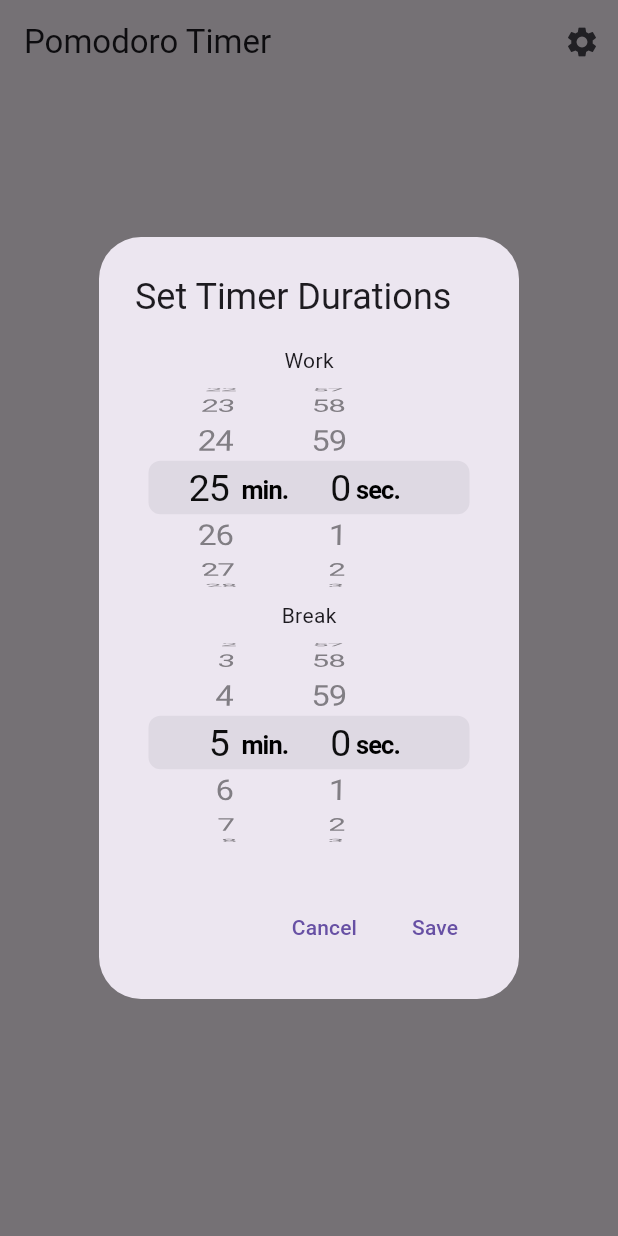
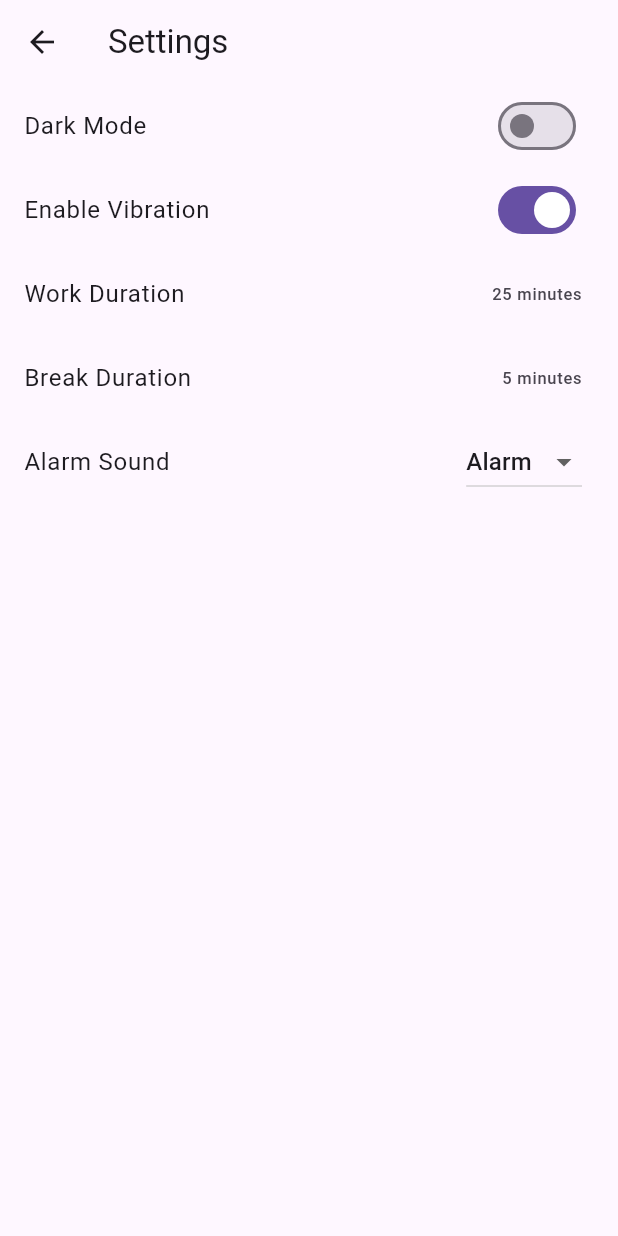
Before and after one commit to rishithareddychalla/pomodoro, a Flutter app: the screen it shows after launch, after a tap on "Start", after a tap on "Reset", after a tap on the "settings" icon, on a phone screen of 412 x 824 dp. Run offline on Flutter 3.47's test engine with Material 3 defaults, Android fonts, the phone set to English and light mode, and no system bars; our stand-ins replace audioplayers, shared_preferences, vibration.

Commit message:
feat: Create settings page
This change adds a new settings page to the application.

The settings page allows the user to:
- Toggle between light and dark theme.
- Enable or disable vibration.
- Set custom work and break durations.
- Select a custom alarm sound.

The settings are persisted using shared_preferences.

```diff
--- a/lib/main.dart
+++ b/lib/main.dart
@@ -1,9 +1,18 @@
+import 'package:flutter/cupertino.dart';
 import 'package:flutter/material.dart';
 import 'dart:async';
 import 'package:audioplayers/audioplayers.dart';
+import 'package:provider/provider.dart';
 import 'package:vibration/vibration.dart';
+import 'settings_page.dart';
+import 'settings_provider.dart';
 
-void main() => runApp(const MyApp());
+void main() => runApp(
+      ChangeNotifierProvider(
+        create: (context) => SettingsProvider(),
+        child: const MyApp(),
+      ),
+    );
 
 class MyApp extends StatelessWidget {
   const MyApp({super.key});
@@ -11,7 +20,7 @@ class MyApp extends StatelessWidget {
   @override
   Widget build(BuildContext context) {
     return MaterialApp(
-      theme: ThemeData(primarySwatch: Colors.blue, useMaterial3: true),
+      theme: Provider.of<SettingsProvider>(context).themeData,
       home: const PomodoroScreen(),
     );
   }
@@ -25,14 +34,18 @@ class PomodoroScreen extends StatefulWidget {
 }
 
 class _PomodoroScreenState extends State<PomodoroScreen> {
-  int _workSeconds = 1500;
-  int _breakSeconds = 300;
-  int _seconds = 1500; // 25 minutes in seconds
+  int _seconds = 1500;
   bool _isRunning = false;
-  bool _isWorkMode = true; // Work (25 min) or Break (5 min)
+  bool _isWorkMode = true;
   bool _isAlarmPlaying = false;
   Timer? _timer;
   final _player = AudioPlayer();
+
+  @override
+  void didChangeDependencies() {
+    super.didChangeDependencies();
+    _seconds = Provider.of<SettingsProvider>(context, listen: false).workSeconds;
+  }
 
   @override
   void dispose() {
@@ -40,71 +53,8 @@ class _PomodoroScreenState extends State<PomodoroScreen> {
     super.dispose();
   }
 
-  void _showSettingsDialog() {
-    Duration workDuration = Duration(seconds: _workSeconds);
-    Duration breakDuration = Duration(seconds: _breakSeconds);
-
-    showDialog(
-      context: context,
-      builder: (context) {
-        return AlertDialog(
-          title: const Text('Set Timer Durations'),
-          content: StatefulBuilder(
-            builder: (BuildContext context, StateSetter setState) {
-              return Column(
-                mainAxisSize: MainAxisSize.min,
-                children: [
-                  const Text('Work'),
-                  SizedBox(
-                    height: 150,
-                    child: CupertinoTimerPicker(
-                      mode: CupertinoTimerPickerMode.ms,
-                      initialTimerDuration: workDuration,
-                      onTimerDurationChanged: (newDuration) {
-                        setState(() => workDuration = newDuration);
-                      },
-                    ),
-                  ),
-                  const Text('Break'),
-                  SizedBox(
-                    height: 150,
-                    child: CupertinoTimerPicker(
-                      mode: CupertinoTimerPickerMode.ms,
-                      initialTimerDuration: breakDuration,
-                      onTimerDurationChanged: (newDuration) {
-                        setState(() => breakDuration = newDuration);
-                      },
-                    ),
-                  ),
-                ],
-              );
-            },
-          ),
-          actions: [
-            TextButton(
-              onPressed: () => Navigator.pop(context),
-              child: const Text('Cancel'),
-            ),
-            TextButton(
-              onPressed: () {
-                setState(() {
-                  _workSeconds = workDuration.inSeconds;
-                  _breakSeconds = breakDuration.inSeconds;
-                  if (!_isRunning) {
-                    _seconds = _isWorkMode ? _workSeconds : _breakSeconds;
-                  }
-                });
-                Navigator.pop(context);
-              },
-              child: const Text('Save'),
-            ),
-          ],
-        );
-      },
-    );
-  }
-
   void _startPauseTimer() {
+    final settings = Provider.of<SettingsProvider>(context, listen: false);
     if (_isRunning) {
       _timer?.cancel();
     } else {
@@ -117,9 +67,12 @@ class _PomodoroScreenState extends State<PomodoroScreen> {
             _isRunning = false;
             _isAlarmPlaying = true;
           });
-          // The audioplayers package expects the path to be relative to the assets directory.
-          _player.play(AssetSource('alarm.wav'));
-          Vibration.vibrate();
+          if (settings.alarmSound != 'none') {
+            _player.play(AssetSource(settings.alarmSound));
+          }
+          if (settings.isVibrationEnabled) {
+            Vibration.vibrate();
+          }
         }
       });
     }
@@ -127,19 +80,21 @@ class _PomodoroScreenState extends State<PomodoroScreen> {
   }
 
   void _resetTimer() {
+    final settings = Provider.of<SettingsProvider>(context, listen: false);
     _timer?.cancel();
     setState(() {
       _isRunning = false;
-      _seconds = _isWorkMode ? _workSeconds : _breakSeconds;
+      _seconds = _isWorkMode ? settings.workSeconds : settings.breakSeconds;
     });
   }
 
   void _pauseAlarmAndStartNextTimer() {
+    final settings = Provider.of<SettingsProvider>(context, listen: false);
     _player.stop();
     setState(() {
       _isAlarmPlaying = false;
       _isWorkMode = !_isWorkMode;
-      _seconds = _isWorkMode ? _workSeconds : _breakSeconds;
+      _seconds = _isWorkMode ? settings.workSeconds : settings.breakSeconds;
     });
     _startPauseTimer();
   }
@@ -152,13 +107,19 @@ class _PomodoroScreenState extends State<PomodoroScreen> {
 
   @override
   Widget build(BuildContext context) {
+    final settings = Provider.of<SettingsProvider>(context);
     return Scaffold(
       appBar: AppBar(
         title: const Text('Pomodoro Timer'),
         actions: [
           IconButton(
             icon: const Icon(Icons.settings),
-            onPressed: _showSettingsDialog,
+            onPressed: () {
+              Navigator.push(
+                context,
+                MaterialPageRoute(builder: (context) => const SettingsPage()),
+              );
+            },
           ),
         ],
       ),
@@ -166,7 +127,6 @@ class _PomodoroScreenState extends State<PomodoroScreen> {
         child: Column(
           mainAxisAlignment: MainAxisAlignment.center,
           children: [
-            // Timer Display
             Stack(
               alignment: Alignment.center,
               children: [
@@ -175,7 +135,9 @@ class _PomodoroScreenState extends State<PomodoroScreen> {
                   height: 200,
                   child: CircularProgressIndicator(
                     value: _seconds /
-                        (_isWorkMode ? _workSeconds : _breakSeconds),
+                        (_isWorkMode
+                            ? settings.workSeconds
+                            : settings.breakSeconds),
                     strokeWidth: 10,
                     backgroundColor: Colors.grey[300],
                     valueColor: AlwaysStoppedAnimation<Color>(
@@ -198,7 +160,6 @@ class _PomodoroScreenState extends State<PomodoroScreen> {
               style: const TextStyle(fontSize: 24),
             ),
             const SizedBox(height: 20),
-            // Buttons
             if (_isAlarmPlaying)
               ElevatedButton(
                 onPressed: _pauseAlarmAndStartNextTimer,
@@ -228,7 +189,9 @@ class _PomodoroScreenState extends State<PomodoroScreen> {
                       setState(() {
                         _isRunning = false;
                         _isWorkMode = !_isWorkMode;
-                        _seconds = _isWorkMode ? _workSeconds : _breakSeconds;
+                        _seconds = _isWorkMode
+                            ? settings.workSeconds
+                            : settings.breakSeconds;
                       });
                     },
                     child: Text('Switch to ${_isWorkMode ? 'Break' : 'Work'}'),
--- /dev/null
+++ b/lib/settings_page.dart
@@ -0,0 +1,134 @@
+import 'package:flutter/cupertino.dart';
+import 'package:flutter/material.dart';
+import 'package:provider/provider.dart';
+import 'settings_provider.dart';
+
+class SettingsPage extends StatelessWidget {
+  const SettingsPage({super.key});
+
+  @override
+  Widget build(BuildContext context) {
+    final settings = Provider.of<SettingsProvider>(context);
+
+    return Scaffold(
+      appBar: AppBar(
+        title: const Text('Settings'),
+      ),
+      body: ListView(
+        children: [
+          SwitchListTile(
+            title: const Text('Dark Mode'),
+            value: settings.themeData.brightness == Brightness.dark,
+            onChanged: (value) {
+              settings.setTheme(value ? ThemeData.dark() : ThemeData.light());
+            },
+          ),
+          SwitchListTile(
+            title: const Text('Enable Vibration'),
+            value: settings.isVibrationEnabled,
+            onChanged: (value) {
+              settings.setVibration(value);
+            },
+          ),
+          ListTile(
+            title: const Text('Work Duration'),
+            trailing: Text('${settings.workSeconds ~/ 60} minutes'),
+            onTap: () {
+              Duration newDuration = Duration(seconds: settings.workSeconds);
+              showCupertinoModalPopup<void>(
+                context: context,
+                builder: (context) => Container(
+                  height: 300,
+                  color: Colors.white,
+                  child: Column(
+                    children: [
+                      Expanded(
+                        child: CupertinoTimerPicker(
+                          mode: CupertinoTimerPickerMode.ms,
+                          initialTimerDuration: newDuration,
+                          onTimerDurationChanged: (duration) {
+                            newDuration = duration;
+                          },
+                        ),
+                      ),
+                      CupertinoButton(
+                        child: const Text('Save'),
+                        onPressed: () {
+                          settings.setWorkSeconds(newDuration.inSeconds);
+                          Navigator.pop(context);
+                        },
+                      )
+                    ],
+                  ),
+                ),
+              );
+            },
+          ),
+          ListTile(
+            title: const Text('Break Duration'),
+            trailing: Text('${settings.breakSeconds ~/ 60} minutes'),
+            onTap: () {
+              Duration newDuration = Duration(seconds: settings.breakSeconds);
+              showCupertinoModalPopup<void>(
+                context: context,
+                builder: (context) => Container(
+                  height: 300,
+                  color: Colors.white,
+                  child: Column(
+                    children: [
+                      Expanded(
+                        child: CupertinoTimerPicker(
+                          mode: CupertinoTimerPickerMode.ms,
+                          initialTimerDuration: newDuration,
+                          onTimerDurationChanged: (duration) {
+                            newDuration = duration;
+                          },
+                        ),
+                      ),
+                      CupertinoButton(
+                        child: const Text('Save'),
+                        onPressed: () {
+                          settings.setBreakSeconds(newDuration.inSeconds);
+                          Navigator.pop(context);
+                        },
+                      )
+                    ],
+                  ),
+                ),
+              );
+            },
+          ),
+          ListTile(
+            title: const Text('Alarm Sound'),
+            trailing: DropdownButton<String>(
+              value: settings.alarmSound,
+              items: const [
+                DropdownMenuItem(
+                  value: 'none',
+                  child: Text('None'),
+                ),
+                DropdownMenuItem(
+                  value: 'alarm.wav',
+                  child: Text('Alarm'),
+                ),
+                DropdownMenuItem(
+                  value: 'digital.wav',
+                  child: Text('Digital'),
+                ),
+                DropdownMenuItem(
+                  value: 'classic.wav',
+                  child: Text('Classic'),
+                ),
+              ],
+              onChanged: (value) {
+                if (value != null) {
+                  settings.setAlarmSound(value);
+                }
+              },
+            ),
+          ),
+        ],
+      ),
+    );
+  }
+}
--- /dev/null
+++ b/lib/settings_provider.dart
@@ -0,0 +1,75 @@
+import 'package:flutter/material.dart';
+import 'package:shared_preferences/shared_preferences.dart';
+
+class SettingsProvider with ChangeNotifier {
+  ThemeData _themeData;
+  bool _isVibrationEnabled;
+  int _workSeconds;
+  int _breakSeconds;
+  String _alarmSound;
+
+  ThemeData get themeData => _themeData;
+  bool get isVibrationEnabled => _isVibrationEnabled;
+  int get workSeconds => _workSeconds;
+  int get breakSeconds => _breakSeconds;
+  String get alarmSound => _alarmSound;
+
+  SettingsProvider()
+      : _themeData = ThemeData.light(),
+        _isVibrationEnabled = true,
+        _workSeconds = 1500,
+        _breakSeconds = 300,
+        _alarmSound = 'alarm.wav' {
+    _loadPreferences();
+  }
+
+  void setTheme(ThemeData themeData) {
+    _themeData = themeData;
+    _savePreferences();
+    notifyListeners();
+  }
+
+  void setVibration(bool isVibrationEnabled) {
+    _isVibrationEnabled = isVibrationEnabled;
+    _savePreferences();
+    notifyListeners();
+  }
+
+  void setWorkSeconds(int workSeconds) {
+    _workSeconds = workSeconds;
+    _savePreferences();
+    notifyListeners();
+  }
+
+  void setBreakSeconds(int breakSeconds) {
+    _breakSeconds = breakSeconds;
+    _savePreferences();
+    notifyListeners();
+  }
+
+  void setAlarmSound(String alarmSound) {
+    _alarmSound = alarmSound;
+    _savePreferences();
+    notifyListeners();
+  }
+
+  _savePreferences() async {
+    SharedPreferences prefs = await SharedPreferences.getInstance();
+    prefs.setBool('isDarkMode', _themeData.brightness == Brightness.dark);
+    prefs.setBool('isVibrationEnabled', _isVibrationEnabled);
+    prefs.setInt('workSeconds', _workSeconds);
+    prefs.setInt('breakSeconds', _breakSeconds);
+    prefs.setString('alarmSound', _alarmSound);
+  }
+
+  _loadPreferences() async {
+    SharedPreferences prefs = await SharedPreferences.getInstance();
+    bool isDarkMode = prefs.getBool('isDarkMode') ?? false;
+    _themeData = isDarkMode ? ThemeData.dark() : ThemeData.light();
+    _isVibrationEnabled = prefs.getBool('isVibrationEnabled') ?? true;
+    _workSeconds = prefs.getInt('workSeconds') ?? 1500;
+    _breakSeconds = prefs.getInt('breakSeconds') ?? 300;
+    _alarmSound = prefs.getString('alarmSound') ?? 'alarm.wav';
+    notifyListeners();
+  }
+}
--- a/pubspec.yaml
+++ b/pubspec.yaml
@@ -36,6 +36,8 @@ dependencies:
   cupertino_icons: ^1.0.8
   audioplayers: ^6.5.1
   vibration: ^3.1.3
+  provider: ^6.0.5
+  shared_preferences: ^2.2.2
 
 dev_dependencies:
   flutter_test:
```
Also changed, not shown: 2 other files.
